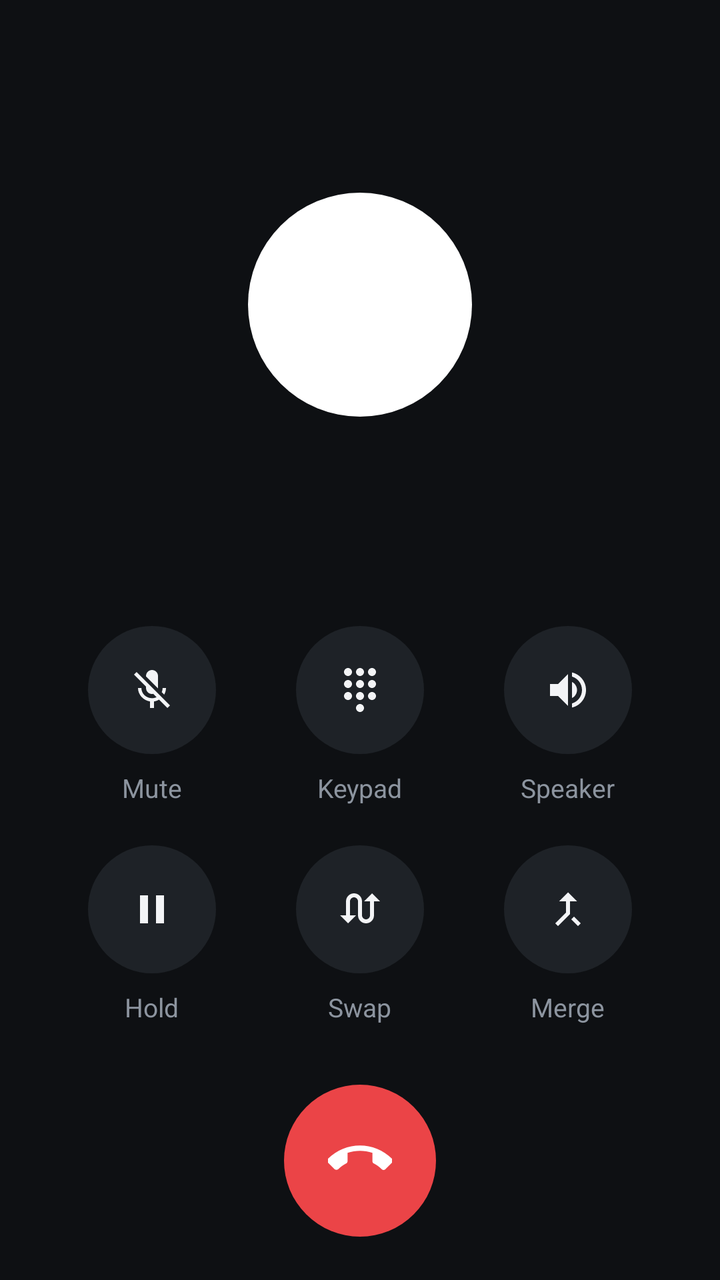
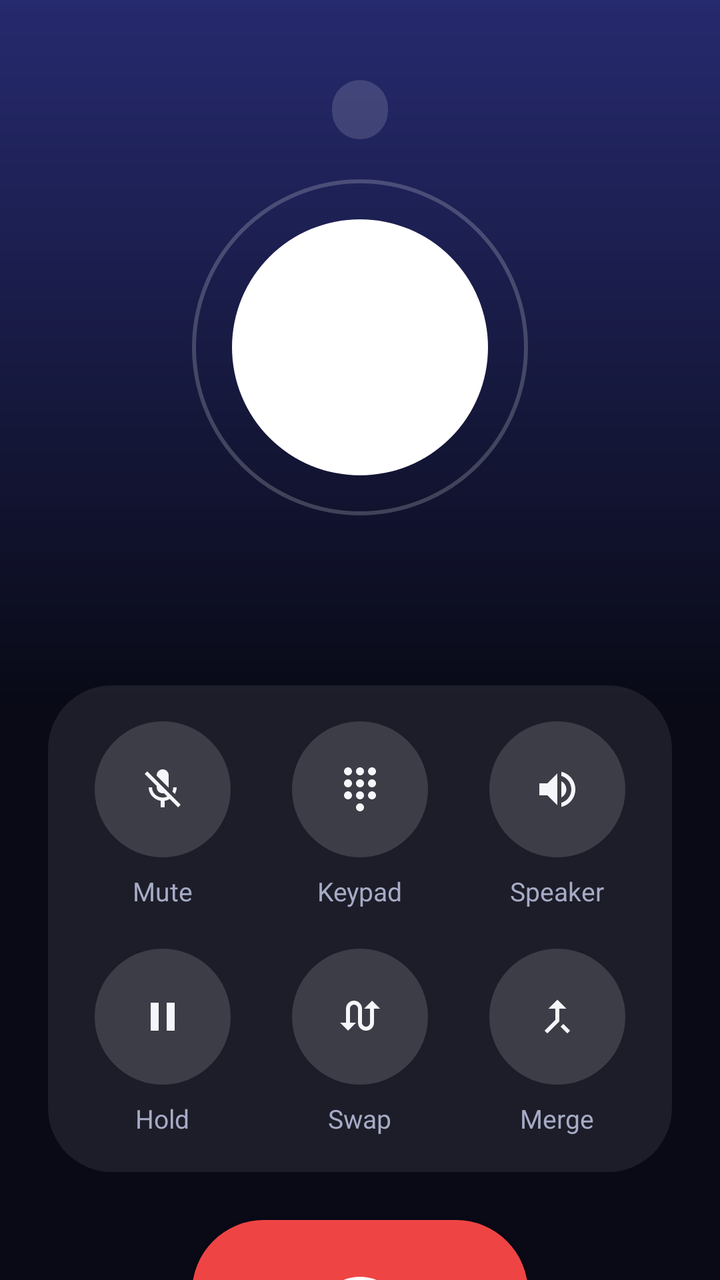

Compare the two renders of this Android layout. The source of the first and the diff that turns it into the second are given below.
<!-- AndroidManifest.xml: activity theme Theme.Caller.Call -->
<!-- res/layout/activity_call.xml -->
<?xml version="1.0" encoding="utf-8"?>
<LinearLayout xmlns:android="http://schemas.android.com/apk/res/android"
    android:layout_width="match_parent"
    android:layout_height="match_parent"
    android:gravity="center_horizontal"
    android:orientation="vertical"
    android:paddingStart="24dp"
    android:paddingEnd="24dp">

    <TextView
        android:id="@+id/state"
        android:layout_width="wrap_content"
        android:layout_height="wrap_content"
        android:layout_marginTop="48dp"
        android:textColor="@color/call_ink_2"
        android:textSize="15sp" />

    <TextView
        android:id="@+id/callAvatar"
        android:layout_width="112dp"
        android:layout_height="112dp"
        android:layout_marginTop="28dp"
        android:background="@drawable/avatar_bg"
        android:fontFamily="sans-serif-medium"
        android:gravity="center"
        android:textSize="44sp" />

    <TextView
        android:id="@+id/callName"
        android:layout_width="match_parent"
        android:layout_height="wrap_content"
        android:layout_marginTop="24dp"
        android:ellipsize="end"
        android:fontFamily="sans-serif-medium"
        android:gravity="center"
        android:maxLines="2"
        android:textColor="@color/call_ink"
        android:textSize="32sp" />

    <TextView
        android:id="@+id/callNumber"
        android:layout_width="match_parent"
        android:layout_height="wrap_content"
        android:layout_marginTop="6dp"
        android:fontFeatureSettings="tnum"
        android:gravity="center"
        android:textColor="@color/call_ink_2"
        android:textSize="16sp" />

    <Chronometer
        android:id="@+id/timer"
        android:layout_width="wrap_content"
        android:layout_height="wrap_content"
        android:layout_marginTop="10dp"
        android:fontFeatureSettings="tnum"
        android:textColor="@color/go"
        android:textSize="17sp"
        android:visibility="gone" />

    <TextView
        android:id="@+id/second"
        android:layout_width="wrap_content"
        android:layout_height="wrap_content"
        android:layout_marginTop="16dp"
        android:background="@drawable/second_bg"
        android:paddingStart="14dp"
        android:paddingTop="8dp"
        android:paddingEnd="14dp"
        android:paddingBottom="8dp"
        android:textColor="@color/call_ink_2"
        android:textSize="13sp"
        android:visibility="gone" />

    <FrameLayout
        android:layout_width="match_parent"
        android:layout_height="0dp"
        android:layout_weight="1">

        <LinearLayout
            android:id="@+id/dtmfPanel"
            android:layout_width="match_parent"
            android:layout_height="wrap_content"
            android:layout_gravity="bottom"
            android:orientation="vertical"
            android:visibility="gone">

            <TextView
                android:id="@+id/dtmfText"
                android:layout_width="match_parent"
                android:layout_height="44dp"
                android:ellipsize="start"
                android:fontFeatureSettings="tnum"
                android:gravity="center"
                android:singleLine="true"
                android:textColor="@color/call_ink"
                android:textSize="28sp" />

            <LinearLayout
                android:id="@+id/dtmfGrid"
                android:layout_width="match_parent"
                android:layout_height="wrap_content"
                android:orientation="vertical"
                android:paddingStart="16dp"
                android:paddingEnd="16dp" />
        </LinearLayout>
    </FrameLayout>

    <LinearLayout
        android:id="@+id/controls"
        android:layout_width="match_parent"
        android:layout_height="wrap_content"
        android:orientation="vertical">

        <LinearLayout android:layout_width="match_parent" android:layout_height="wrap_content" android:orientation="horizontal">
            <LinearLayout android:id="@+id/mute" style="@style/Ctrl">
                <ImageView style="@style/CtrlIcon" android:src="@drawable/ic_mic_off" android:importantForAccessibility="no" />
                <TextView style="@style/CtrlLabel" android:text="Mute" />
            </LinearLayout>
            <LinearLayout android:id="@+id/keys" style="@style/Ctrl">
                <ImageView style="@style/CtrlIcon" android:src="@drawable/ic_dialpad" android:importantForAccessibility="no" />
                <TextView style="@style/CtrlLabel" android:text="Keypad" />
            </LinearLayout>
            <LinearLayout android:id="@+id/speaker" style="@style/Ctrl">
                <ImageView style="@style/CtrlIcon" android:src="@drawable/ic_volume" android:importantForAccessibility="no" />
                <TextView android:id="@+id/speakerLabel" style="@style/CtrlLabel" android:text="Speaker" />
            </LinearLayout>
        </LinearLayout>

        <LinearLayout android:layout_width="match_parent" android:layout_height="wrap_content" android:orientation="horizontal">
            <LinearLayout android:id="@+id/hold" style="@style/Ctrl">
                <ImageView style="@style/CtrlIcon" android:src="@drawable/ic_pause" android:importantForAccessibility="no" />
                <TextView style="@style/CtrlLabel" android:text="Hold" />
            </LinearLayout>
            <LinearLayout android:id="@+id/swap" style="@style/Ctrl">
                <ImageView style="@style/CtrlIcon" android:src="@drawable/ic_swap" android:importantForAccessibility="no" />
                <TextView style="@style/CtrlLabel" android:text="Swap" />
            </LinearLayout>
            <LinearLayout android:id="@+id/merge" style="@style/Ctrl">
                <ImageView style="@style/CtrlIcon" android:src="@drawable/ic_merge" android:importantForAccessibility="no" />
                <TextView style="@style/CtrlLabel" android:text="Merge" />
            </LinearLayout>
        </LinearLayout>
    </LinearLayout>

    <LinearLayout
        android:id="@+id/incoming"
        android:layout_width="match_parent"
        android:layout_height="wrap_content"
        android:layout_marginBottom="48dp"
        android:orientation="horizontal"
        android:visibility="gone">

        <LinearLayout android:layout_width="0dp" android:layout_height="wrap_content" android:layout_weight="1" android:gravity="center_horizontal" android:orientation="vertical">
            <ImageButton android:id="@+id/decline" android:layout_width="76dp" android:layout_height="76dp" android:background="@drawable/round_stop" android:contentDescription="@string/decline" android:src="@drawable/ic_call_end" />
            <TextView android:layout_width="wrap_content" android:layout_height="wrap_content" android:layout_marginTop="10dp" android:text="@string/decline" android:textColor="@color/call_ink_2" android:textSize="14sp" />
        </LinearLayout>

        <LinearLayout android:layout_width="0dp" android:layout_height="wrap_content" android:layout_weight="1" android:gravity="center_horizontal" android:orientation="vertical">
            <ImageButton android:id="@+id/answer" android:layout_width="76dp" android:layout_height="76dp" android:background="@drawable/round_go" android:contentDescription="@string/answer" android:src="@drawable/ic_call" android:tint="#FFFFFF" />
            <TextView android:layout_width="wrap_content" android:layout_height="wrap_content" android:layout_marginTop="10dp" android:text="@string/answer" android:textColor="@color/call_ink_2" android:textSize="14sp" />
        </LinearLayout>
    </LinearLayout>

    <TextView
        android:id="@+id/smsReply"
        android:layout_width="wrap_content"
        android:layout_height="40dp"
        android:layout_marginTop="-36dp"
        android:layout_marginBottom="20dp"
        android:background="@drawable/second_bg"
        android:gravity="center"
        android:paddingStart="16dp"
        android:paddingEnd="16dp"
        android:text="Reply with message"
        android:textColor="@color/call_ink_2"
        android:textSize="13sp"
        android:visibility="gone" />

    <ImageButton
        android:id="@+id/end"
        android:layout_width="76dp"
        android:layout_height="76dp"
        android:layout_marginTop="20dp"
        android:layout_marginBottom="48dp"
        android:background="@drawable/round_stop"
        android:contentDescription="@string/hang_up"
        android:src="@drawable/ic_call_end" />
</LinearLayout>
<!-- resources referenced by this layout -->
<resources>
  <color name="call_ink">#F3F4F6</color>
  <color name="call_ink_2">#8C949F</color>
  <color name="go">#1DB86A</color>
  <!-- drawable avatar_bg (drawable) -->
  <shape xmlns:android="http://schemas.android.com/apk/res/android" android:shape="oval"><solid android:color="#FFFFFFFF"/></shape>
  <!-- drawable ic_pause (drawable) -->
  <vector xmlns:android="http://schemas.android.com/apk/res/android" android:width="24dp" android:height="24dp" android:viewportWidth="24" android:viewportHeight="24">
      <path android:fillColor="#FFFFFFFF" android:pathData="M6,19h4L10,5L6,5v14zM14,5v14h4L18,5h-4z"/>
  </vector>
  <!-- drawable round_go (drawable) -->
  <ripple xmlns:android="http://schemas.android.com/apk/res/android" android:color="#33FFFFFF">
      <item><shape android:shape="oval"><solid android:color="@color/go"/></shape></item>
  </ripple>
  <!-- drawable round_stop (drawable) -->
  <ripple xmlns:android="http://schemas.android.com/apk/res/android" android:color="#33FFFFFF">
      <item><shape android:shape="oval"><solid android:color="@color/stop"/></shape></item>
  </ripple>
  <!-- drawable second_bg (drawable) -->
  <shape xmlns:android="http://schemas.android.com/apk/res/android"><solid android:color="@color/call_ctrl"/><corners android:radius="20dp"/></shape>
  <string name="answer">Answer</string>
  <string name="decline">Decline</string>
  <string name="hang_up">Hang up</string>
  <style name="CtrlIcon">
          <item name="android:layout_width">64dp</item>
          <item name="android:layout_height">64dp</item>
          <item name="android:background">@drawable/ctrl_bg</item>
          <item name="android:scaleType">center</item>
          <item name="android:duplicateParentState">true</item>
          <item name="tint">@color/ctrl_tint</item>
      </style>
  <style name="Theme.Caller.Call" parent="Theme.AppCompat.NoActionBar">
          <item name="android:windowBackground">@color/call_bg</item>
          <item name="android:statusBarColor">@color/call_bg</item>
          <item name="android:navigationBarColor">@color/call_bg</item>
          <item name="colorAccent">@color/go</item>
      </style>
  <color name="stop">#EB4447</color>
  <color name="call_ctrl">#1E2227</color>
  <!-- drawable ctrl_bg (drawable) -->
  <selector xmlns:android="http://schemas.android.com/apk/res/android">
      <item android:state_activated="true"><shape android:shape="oval"><solid android:color="@color/call_ctrl_on"/></shape></item>
      <item android:state_pressed="true"><shape android:shape="oval"><solid android:color="#2C3138"/></shape></item>
      <item><shape android:shape="oval"><solid android:color="@color/call_ctrl"/></shape></item>
  </selector>
  <color name="call_bg">#0E1013</color>
  <color name="call_ctrl_on">#F3F4F6</color>
  <!-- unchanged entries left out for length: 9 -->
</resources>

<!-- the commit's change to res/layout/activity_call.xml (unified diff, before → after) -->
@@ -11,31 +11,52 @@
         android:id="@+id/state"
         android:layout_width="wrap_content"
         android:layout_height="wrap_content"
-        android:layout_marginTop="48dp"
-        android:textColor="@color/call_ink_2"
-        android:textSize="15sp" />
-
-    <TextView
-        android:id="@+id/callAvatar"
-        android:layout_width="112dp"
-        android:layout_height="112dp"
-        android:layout_marginTop="28dp"
-        android:background="@drawable/avatar_bg"
+        android:layout_marginTop="40dp"
+        android:background="@drawable/second_bg"
         android:fontFamily="sans-serif-medium"
+        android:letterSpacing="0.03"
+        android:paddingStart="14dp"
+        android:paddingTop="6dp"
+        android:paddingEnd="14dp"
+        android:paddingBottom="6dp"
+        android:textColor="@color/call_ink"
+        android:textSize="13sp" />
+
+    <FrameLayout
+        android:layout_width="168dp"
+        android:layout_height="168dp"
+        android:layout_marginTop="20dp">
+
+        <View
+            android:id="@+id/callRing"
+            android:layout_width="match_parent"
+            android:layout_height="match_parent"
+            android:background="@drawable/avatar_ring" />
+
+        <TextView
+            android:id="@+id/callAvatar"
+            android:layout_width="128dp"
+            android:layout_height="128dp"
+            android:layout_gravity="center"
+            android:background="@drawable/avatar_bg"
+            android:fontFamily="sans-serif-medium"
+            android:gravity="center"
+            android:textSize="50sp" />
+    </FrameLayout>
+
+    <TextView
+        android:id="@+id/callName"
+        android:layout_width="match_parent"
+        android:layout_height="wrap_content"
+        android:layout_marginTop="12dp"
+        android:ellipsize="end"
+        android:fontFamily="sans-serif"
         android:gravity="center"
-        android:textSize="44sp" />
-
-    <TextView
-        android:id="@+id/callName"
-        android:layout_width="match_parent"
-        android:layout_height="wrap_content"
-        android:layout_marginTop="24dp"
-        android:ellipsize="end"
-        android:fontFamily="sans-serif-medium"
-        android:gravity="center"
+        android:letterSpacing="-0.01"
         android:maxLines="2"
         android:textColor="@color/call_ink"
-        android:textSize="32sp" />
+        android:textSize="34sp"
+        android:textStyle="bold" />
 
     <TextView
         android:id="@+id/callNumber"
@@ -109,7 +130,9 @@
         android:id="@+id/controls"
         android:layout_width="match_parent"
         android:layout_height="wrap_content"
-        android:orientation="vertical">
+        android:background="@drawable/call_panel"
+        android:orientation="vertical"
+        android:padding="8dp">
 
         <LinearLayout android:layout_width="match_parent" android:layout_height="wrap_content" android:orientation="horizontal">
             <LinearLayout android:id="@+id/mute" style="@style/Ctrl">
@@ -151,12 +174,12 @@
         android:visibility="gone">
 
         <LinearLayout android:layout_width="0dp" android:layout_height="wrap_content" android:layout_weight="1" android:gravity="center_horizontal" android:orientation="vertical">
-            <ImageButton android:id="@+id/decline" android:layout_width="76dp" android:layout_height="76dp" android:background="@drawable/round_stop" android:contentDescription="@string/decline" android:src="@drawable/ic_call_end" />
+            <ImageButton android:id="@+id/decline" android:layout_width="80dp" android:layout_height="80dp" android:background="@drawable/round_stop" android:elevation="6dp" android:contentDescription="@string/decline" android:src="@drawable/ic_call_end" />
             <TextView android:layout_width="wrap_content" android:layout_height="wrap_content" android:layout_marginTop="10dp" android:text="@string/decline" android:textColor="@color/call_ink_2" android:textSize="14sp" />
         </LinearLayout>
 
         <LinearLayout android:layout_width="0dp" android:layout_height="wrap_content" android:layout_weight="1" android:gravity="center_horizontal" android:orientation="vertical">
-            <ImageButton android:id="@+id/answer" android:layout_width="76dp" android:layout_height="76dp" android:background="@drawable/round_go" android:contentDescription="@string/answer" android:src="@drawable/ic_call" android:tint="#FFFFFF" />
+            <ImageButton android:id="@+id/answer" android:layout_width="80dp" android:layout_height="80dp" android:background="@drawable/fab_go" android:elevation="6dp" android:contentDescription="@string/answer" android:src="@drawable/ic_call" android:tint="#FFFFFF" />
             <TextView android:layout_width="wrap_content" android:layout_height="wrap_content" android:layout_marginTop="10dp" android:text="@string/answer" android:textColor="@color/call_ink_2" android:textSize="14sp" />
         </LinearLayout>
     </LinearLayout>
@@ -178,11 +201,12 @@
 
     <ImageButton
         android:id="@+id/end"
-        android:layout_width="76dp"
-        android:layout_height="76dp"
-        android:layout_marginTop="20dp"
-        android:layout_marginBottom="48dp"
-        android:background="@drawable/round_stop"
+        android:layout_width="168dp"
+        android:layout_height="72dp"
+        android:layout_marginTop="24dp"
+        android:layout_marginBottom="44dp"
+        android:background="@drawable/pill_stop"
+        android:elevation="6dp"
         android:contentDescription="@string/hang_up"
         android:src="@drawable/ic_call_end" />
 </LinearLayout>
<!-- resource entries referenced after the edit -->
@@ -1,17 +1,29 @@
 <!-- resources referenced by this layout -->
 <resources>
-  <color name="call_ink">#F3F4F6</color>
-  <color name="call_ink_2">#8C949F</color>
-  <color name="go">#1DB86A</color>
+  <color name="call_ink">#F5F6FA</color>
+  <color name="call_ink_2">#A6ABC6</color>
+  <color name="go">#22C55E</color>
   <!-- drawable avatar_bg (drawable) -->
   <shape xmlns:android="http://schemas.android.com/apk/res/android" android:shape="oval"><solid android:color="#FFFFFFFF"/></shape>
+  <!-- drawable avatar_ring (drawable) -->
+  <?xml version="1.0" encoding="utf-8"?>
+  <shape xmlns:android="http://schemas.android.com/apk/res/android" android:shape="oval"><solid android:color="#00000000"/><stroke android:width="2dp" android:color="#33FFFFFF"/></shape>
+  <!-- drawable call_panel (drawable) -->
+  <?xml version="1.0" encoding="utf-8"?>
+  <shape xmlns:android="http://schemas.android.com/apk/res/android"><solid android:color="#14FFFFFF"/><corners android:radius="32dp"/></shape>
+  <!-- drawable fab_go (drawable) -->
+  <?xml version="1.0" encoding="utf-8"?>
+  <ripple xmlns:android="http://schemas.android.com/apk/res/android" android:color="#33FFFFFF">
+      <item><shape android:shape="oval"><gradient android:angle="315" android:startColor="#16A34A" android:endColor="#34D399"/></shape></item>
+  </ripple>
   <!-- drawable ic_pause (drawable) -->
   <vector xmlns:android="http://schemas.android.com/apk/res/android" android:width="24dp" android:height="24dp" android:viewportWidth="24" android:viewportHeight="24">
       <path android:fillColor="#FFFFFFFF" android:pathData="M6,19h4L10,5L6,5v14zM14,5v14h4L18,5h-4z"/>
   </vector>
-  <!-- drawable round_go (drawable) -->
+  <!-- drawable pill_stop (drawable) -->
+  <?xml version="1.0" encoding="utf-8"?>
   <ripple xmlns:android="http://schemas.android.com/apk/res/android" android:color="#33FFFFFF">
-      <item><shape android:shape="oval"><solid android:color="@color/go"/></shape></item>
+      <item><shape><solid android:color="@color/stop"/><corners android:radius="36dp"/></shape></item>
   </ripple>
   <!-- drawable round_stop (drawable) -->
   <ripple xmlns:android="http://schemas.android.com/apk/res/android" android:color="#33FFFFFF">
@@ -23,29 +35,35 @@
   <string name="decline">Decline</string>
   <string name="hang_up">Hang up</string>
   <style name="CtrlIcon">
-          <item name="android:layout_width">64dp</item>
-          <item name="android:layout_height">64dp</item>
+          <item name="android:layout_width">68dp</item>
+          <item name="android:layout_height">68dp</item>
           <item name="android:background">@drawable/ctrl_bg</item>
           <item name="android:scaleType">center</item>
           <item name="android:duplicateParentState">true</item>
           <item name="tint">@color/ctrl_tint</item>
       </style>
   <style name="Theme.Caller.Call" parent="Theme.AppCompat.NoActionBar">
-          <item name="android:windowBackground">@color/call_bg</item>
-          <item name="android:statusBarColor">@color/call_bg</item>
+          <item name="android:windowBackground">@drawable/call_gradient</item>
+          <item name="android:statusBarColor">@color/call_bg_top</item>
           <item name="android:navigationBarColor">@color/call_bg</item>
           <item name="colorAccent">@color/go</item>
       </style>
-  <color name="stop">#EB4447</color>
-  <color name="call_ctrl">#1E2227</color>
+  <color name="stop">#EF4444</color>
+  <color name="call_ctrl">#24FFFFFF</color>
   <!-- drawable ctrl_bg (drawable) -->
   <selector xmlns:android="http://schemas.android.com/apk/res/android">
       <item android:state_activated="true"><shape android:shape="oval"><solid android:color="@color/call_ctrl_on"/></shape></item>
-      <item android:state_pressed="true"><shape android:shape="oval"><solid android:color="#2C3138"/></shape></item>
+      <item android:state_pressed="true"><shape android:shape="oval"><solid android:color="#3DFFFFFF"/></shape></item>
       <item><shape android:shape="oval"><solid android:color="@color/call_ctrl"/></shape></item>
   </selector>
-  <color name="call_bg">#0E1013</color>
-  <color name="call_ctrl_on">#F3F4F6</color>
+  <!-- drawable call_gradient (drawable) -->
+  <?xml version="1.0" encoding="utf-8"?>
+  <shape xmlns:android="http://schemas.android.com/apk/res/android">
+      <gradient android:angle="270" android:startColor="@color/call_bg_top" android:centerColor="@color/call_bg" android:endColor="@color/call_bg" android:centerY="0.55"/>
+  </shape>
+  <color name="call_bg_top">#262A6E</color>
+  <color name="call_bg">#090A16</color>
+  <color name="call_ctrl_on">#F5F6FA</color>
   <!-- unchanged entries left out for length: 9 -->
 </resources>
 
